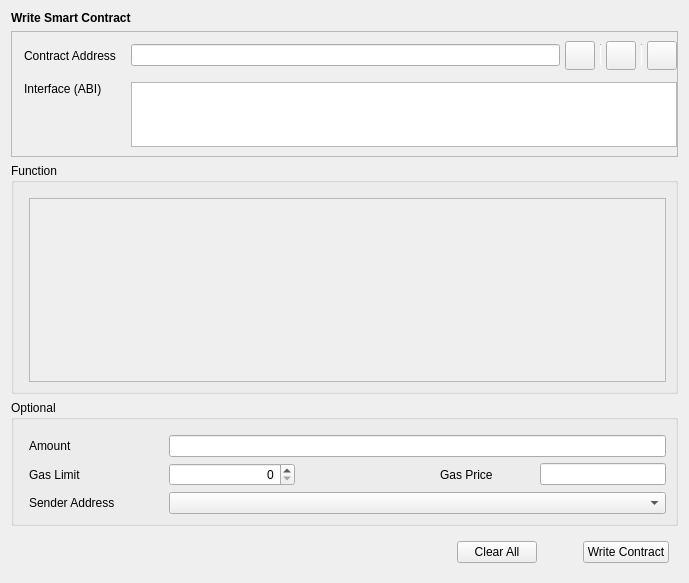
Old version of the form src/qt/forms/sendtocontract.ui in the repository LUX-Core/lux.
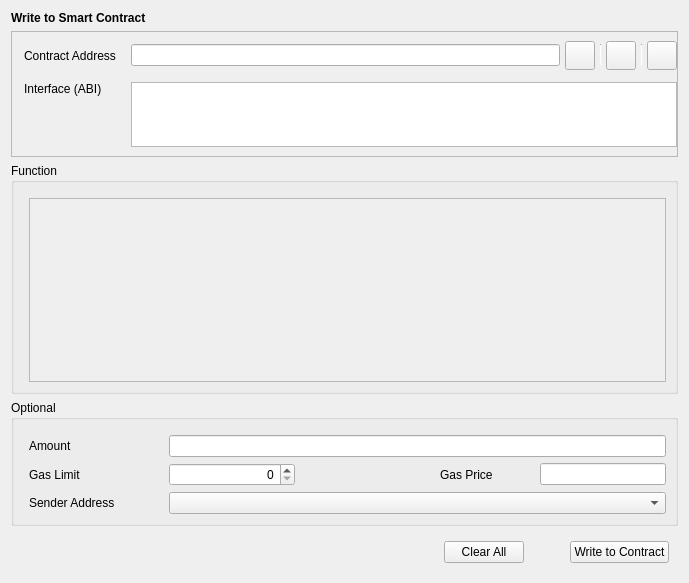
New version of the form. Custom widgets are drawn as their Qt base class.

```diff
--- a/src/qt/forms/sendtocontract.ui
+++ b/src/qt/forms/sendtocontract.ui
@@ -42,7 +42,7 @@
           </font>
          </property>
          <property name="text">
-          <string>Write Smart Contract</string>
+          <string>Write to Smart Contract</string>
          </property>
         </widget>
        </item>
@@ -434,7 +434,7 @@
      <item>
       <widget class="QPushButton" name="pushButtonSendToContract">
        <property name="text">
-        <string>Write Contract</string>
+        <string>Write to Contract</string>
        </property>
       </widget>
      </item>
```
